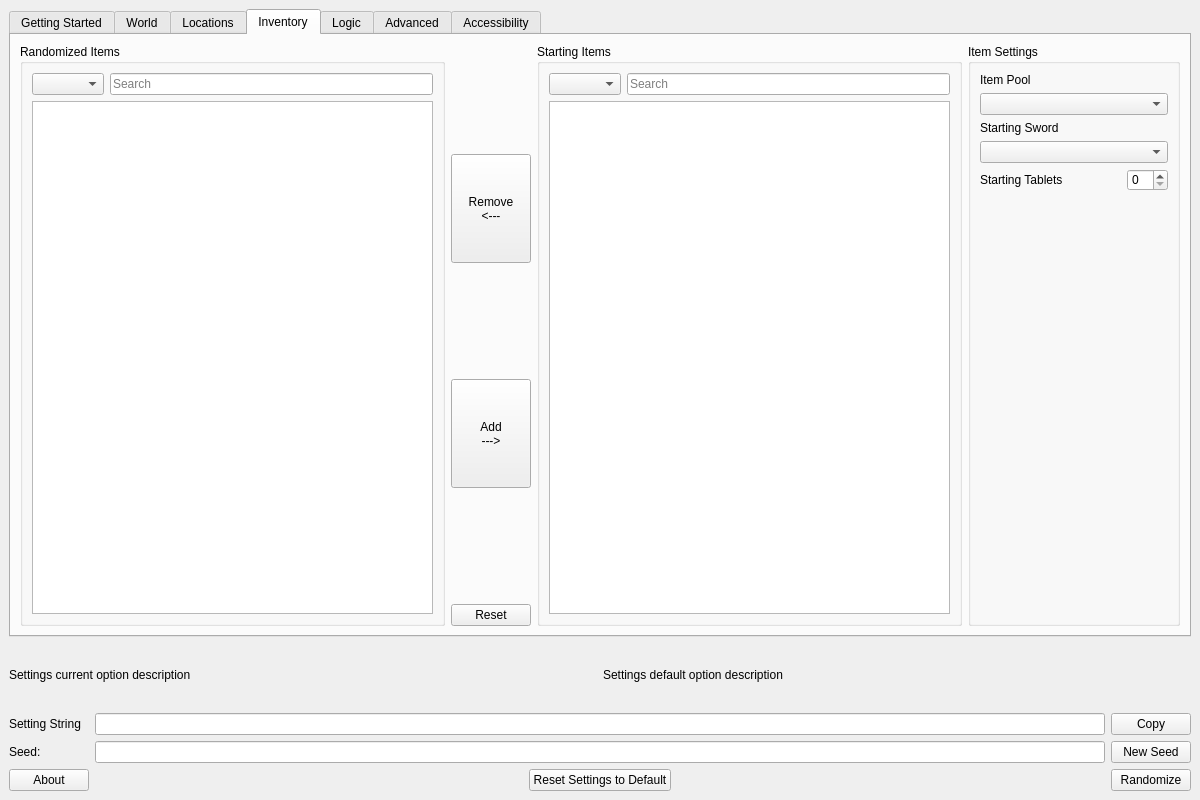
Before: the Qt Designer form gui/ui/main.ui in mint-choc-chip-skyblade/sshd-rando, drawn with Qt 5.
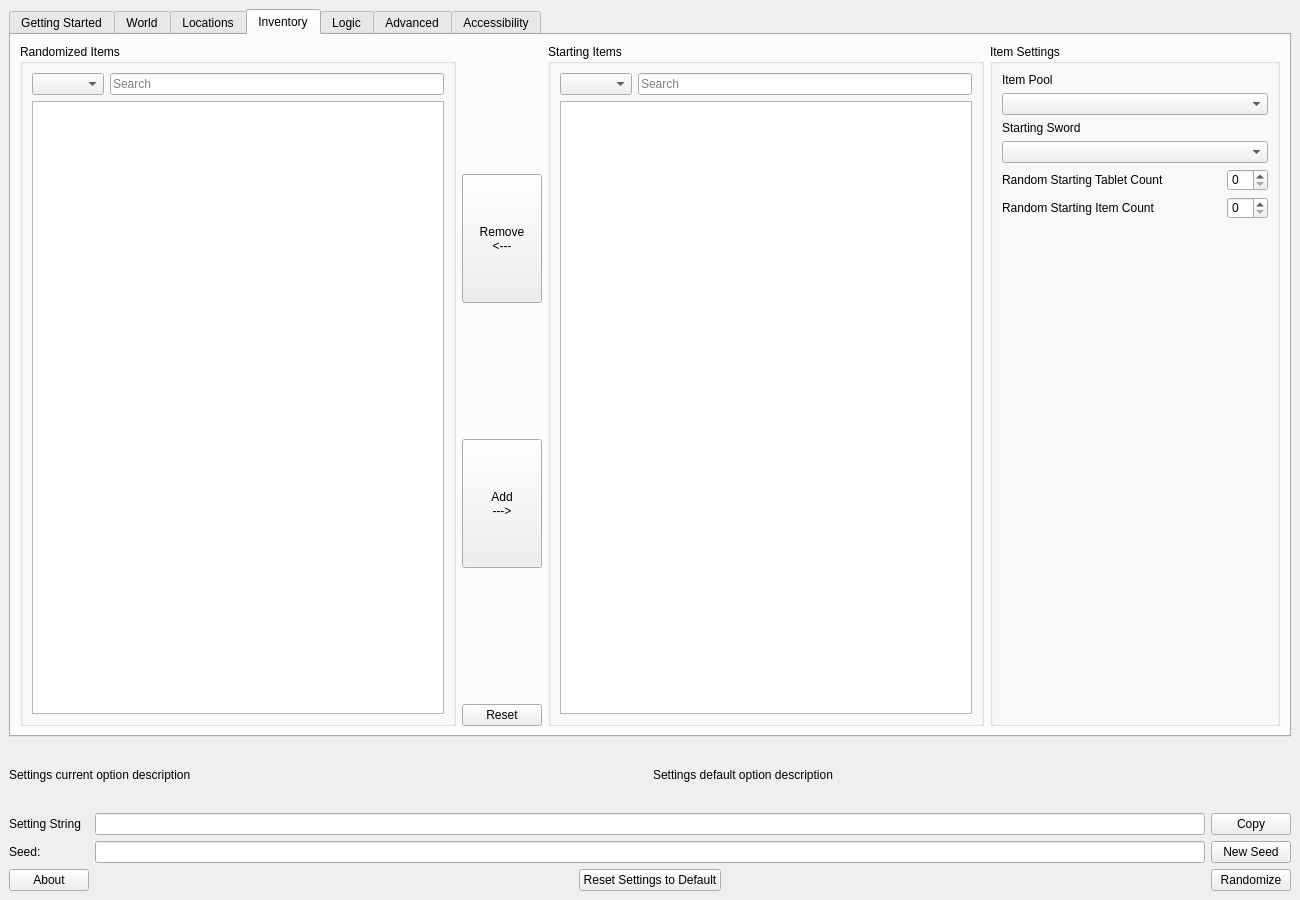
After: the same form once the commit is applied. The open tabs and pages were chosen to show the change.

Commit message: Add setting for random starting item count

The edit to the form file:
```diff
--- a/gui/ui/main.ui
+++ b/gui/ui/main.ui
@@ -6,8 +6,8 @@
    <rect>
     <x>0</x>
     <y>0</y>
-    <width>1200</width>
-    <height>800</height>
+    <width>1300</width>
+    <height>900</height>
    </rect>
   </property>
   <property name="windowTitle">
@@ -1280,7 +1280,7 @@
        <attribute name="title">
         <string>Inventory</string>
        </attribute>
-       <layout class="QGridLayout" name="gridLayout_4" columnstretch="6,1,6,3">
+       <layout class="QGridLayout" name="gridLayout_4" columnstretch="6,1,6,4">
         <item row="0" column="0">
          <widget class="QGroupBox" name="randomized_items_group_box">
           <property name="sizePolicy">
@@ -1506,11 +1506,14 @@
             <widget class="QComboBox" name="setting_starting_sword"/>
            </item>
            <item>
-            <layout class="QHBoxLayout" name="starting_tablets_hlayout">
+            <layout class="QHBoxLayout" name="random_starting_tablet_count_layout">
+             <property name="spacing">
+              <number>0</number>
+             </property>
              <item>
               <widget class="QLabel" name="starting_tablet_count_label">
                <property name="text">
-                <string>Starting Tablets</string>
+                <string>Random Starting Tablet Count</string>
                </property>
               </widget>
              </item>
@@ -1532,6 +1535,30 @@
              </item>
             </layout>
            </item>
+           <item>
+            <layout class="QHBoxLayout" name="random_starting_item_count_layout">
+             <property name="spacing">
+              <number>0</number>
+             </property>
+             <item>
+              <widget class="QLabel" name="random_starting_item_count_label">
+               <property name="text">
+                <string>Random Starting Item Count</string>
+               </property>
+              </widget>
+             </item>
+             <item>
+              <widget class="QSpinBox" name="setting_random_starting_item_count">
+               <property name="sizePolicy">
+                <sizepolicy hsizetype="Maximum" vsizetype="Fixed">
+                 <horstretch>0</horstretch>
+                 <verstretch>0</verstretch>
+                </sizepolicy>
+               </property>
+              </widget>
+             </item>
+            </layout>
+           </item>
            <item>
             <spacer name="item_settings_vspacer">
              <property name="orientation">
@@ -2174,7 +2201,7 @@
       <item>
        <widget class="QLabel" name="settings_current_option_description_label">
         <property name="sizePolicy">
-         <sizepolicy hsizetype="Expanding" vsizetype="Expanding">
+         <sizepolicy hsizetype="Expanding" vsizetype="Maximum">
           <horstretch>0</horstretch>
           <verstretch>0</verstretch>
          </sizepolicy>
@@ -2199,7 +2226,7 @@
       <item>
        <widget class="QLabel" name="settings_default_option_description_label">
         <property name="sizePolicy">
-         <sizepolicy hsizetype="Expanding" vsizetype="Expanding">
+         <sizepolicy hsizetype="Expanding" vsizetype="Maximum">
           <horstretch>0</horstretch>
           <verstretch>0</verstretch>
          </sizepolicy>
```
Left out of the diff: 26 changed lines with no effect on the pictures. The commit also changes 4 other files.
